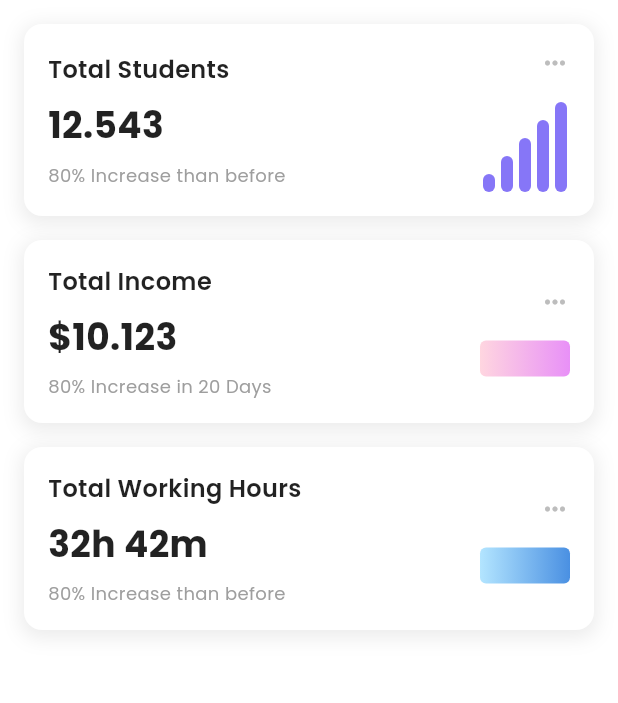
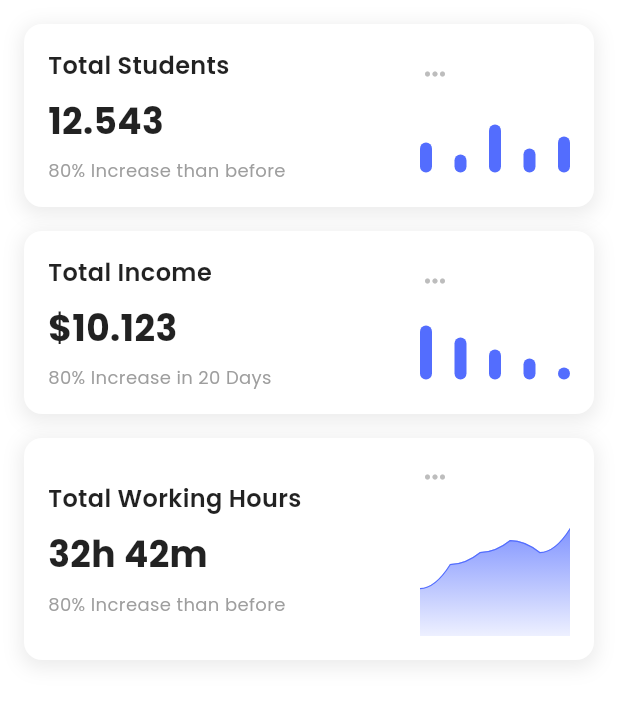
Before and after one commit to kryczkal/AngelHackFinalsSingapore, a Flutter app: the screen it shows after launch, swiped to page 2, on a phone screen of 412 x 824 dp. Shown: the top 703 px of the screen. Run offline on Flutter 3.47's test engine with Material 3 defaults, Android fonts, the phone set to English and light mode, and no system bars; our stand-ins replace google_fonts.

Commit message:
Added proper chart

```diff
--- a/frontend/lib/app_data/app_manager.dart
+++ b/frontend/lib/app_data/app_manager.dart
@@ -1,4 +1,7 @@
+import 'package:flutter/material.dart';
 import 'package:frontend/models/dashboard_card_data.dart';
+import 'package:frontend/widgets/bar_chart_widget.dart';
+import 'package:frontend/widgets/line_chart_widget.dart';
 
 class AppManagerSingleton {
   static final AppManagerSingleton _instance = AppManagerSingleton._internal();
@@ -7,26 +10,33 @@ class AppManagerSingleton {
 
   AppManagerSingleton._internal();
 
-  static const List<DashboardCardData> _cardData = [
+  static final List<DashboardCardData> _cardData = [
     DashboardCardData(
       title: 'Total Students',
       mainValue: '12.543',
       subtitle: '80% Increase than before',
-      graphType: 'bar',
+      graphFactory: () => const SimpleBarChart(
+          color: Colors.indigoAccent, pattern: BarChartPattern.random),
       graphColors: ['#E0E5FF', '#8676F7'],
     ),
     DashboardCardData(
       title: 'Total Income',
       mainValue: '\$10.123',
       subtitle: '80% Increase in 20 Days',
-      graphType: 'line',
+      graphFactory: () => const SimpleBarChart(
+          color: Colors.indigoAccent, pattern: BarChartPattern.decreasing),
       graphColors: ['#FFD6E0', '#E890F7'],
     ),
     DashboardCardData(
       title: 'Total Working Hours',
       mainValue: '32h 42m',
       subtitle: '80% Increase than before',
-      graphType: 'wave',
+      graphFactory: () => const LineChartWidget(
+        color: Colors.indigoAccent,
+        pattern: LineChartPattern.upward,
+        height: 80,
+        width: 100,
+      ),
       graphColors: ['#B3E5FF', '#4A90E2'],
     ),
   ];
--- a/frontend/lib/models/dashboard_card_data.dart
+++ b/frontend/lib/models/dashboard_card_data.dart
@@ -1,18 +1,19 @@
 // data_model.dart
+
+import 'package:flutter/material.dart';
 
 class DashboardCardData {
   final String title;
   final String mainValue;
   final String subtitle;
-  final String
-      graphType; // Can be 'bar', 'line', or 'wave' for different graph styles
   final List<String> graphColors;
+  final Widget Function() graphFactory;
 
   const DashboardCardData({
     required this.title,
     required this.mainValue,
     required this.subtitle,
-    required this.graphType,
+    required this.graphFactory,
     required this.graphColors,
   });
 }
--- /dev/null
+++ b/frontend/lib/widgets/bar_chart_widget.dart
@@ -0,0 +1,73 @@
+import 'package:flutter/material.dart';
+
+class BarChartPattern {
+  final List<double> heights;
+  final String name;
+
+  const BarChartPattern({
+    required this.heights,
+    required this.name,
+  });
+
+  static const increasing = BarChartPattern(
+    name: 'Increasing',
+    heights: [0.2, 0.35, 0.5, 0.7, 0.9],
+  );
+
+  static const decreasing = BarChartPattern(
+    name: 'Decreasing',
+    heights: [0.9, 0.7, 0.5, 0.35, 0.2],
+  );
+
+  static const normal = BarChartPattern(
+    name: 'Normal Distribution',
+    heights: [0.3, 0.7, 0.9, 0.7, 0.3],
+  );
+
+  static const random = BarChartPattern(
+    name: 'Random',
+    heights: [0.5, 0.3, 0.8, 0.4, 0.6],
+  );
+}
+
+class SimpleBarChart extends StatelessWidget {
+  final Color color;
+  final double height;
+  final double width;
+  final BarChartPattern pattern;
+  final double barWidth;
+  final double spacing;
+
+  const SimpleBarChart({
+    super.key,
+    required this.color,
+    required this.pattern,
+    this.height = 40,
+    this.width = 100,
+    this.barWidth = 8,
+    this.spacing = 4,
+  });
+
+  @override
+  Widget build(BuildContext context) {
+    return SizedBox(
+      height: height,
+      width: width,
+      child: Row(
+        mainAxisAlignment: MainAxisAlignment.spaceBetween,
+        crossAxisAlignment: CrossAxisAlignment.end,
+        children: List.generate(
+          pattern.heights.length,
+          (index) => Container(
+            width: barWidth,
+            height: height * pattern.heights[index],
+            decoration: BoxDecoration(
+              color: color,
+              borderRadius: BorderRadius.circular(barWidth / 2),
+            ),
+          ),
+        ),
+      ),
+    );
+  }
+}
--- a/frontend/lib/widgets/dashboard_card_widget.dart
+++ b/frontend/lib/widgets/dashboard_card_widget.dart
@@ -19,7 +19,7 @@ class DashboardCardWidget extends StatelessWidget {
             color: Colors.grey.withOpacity(0.2),
             blurRadius: 10,
             spreadRadius: 2,
-            offset: Offset(0, 3),
+            offset: const Offset(0, 3),
           ),
         ],
       ),
@@ -27,117 +27,51 @@ class DashboardCardWidget extends StatelessWidget {
         crossAxisAlignment: CrossAxisAlignment.center,
         mainAxisAlignment: MainAxisAlignment.spaceBetween,
         children: [
-          // Left side: Text
-          Column(
-            crossAxisAlignment: CrossAxisAlignment.start,
+          Wrap(
+            spacing: 8,
+            alignment: WrapAlignment.start,
+            direction: Axis.vertical,
             children: [
               Text(
                 data.title,
-                style: TextStyle(
+                style: const TextStyle(
                   fontSize: 16,
                   fontWeight: FontWeight.w600,
                   color: Colors.black87,
                 ),
               ),
-              SizedBox(height: 8),
               Text(
                 data.mainValue,
-                style: TextStyle(
+                style: const TextStyle(
                   fontSize: 24,
                   fontWeight: FontWeight.bold,
                   color: Colors.black87,
                 ),
               ),
-              SizedBox(height: 8),
               Text(
                 data.subtitle,
-                style: TextStyle(
+                style: const TextStyle(
                   fontSize: 12,
                   color: Colors.grey,
                 ),
               ),
             ],
           ),
-          // Right side: Graph and Menu Icon
-          Column(
-            crossAxisAlignment: CrossAxisAlignment.end,
+          Wrap(
+            spacing: 16,
+            direction: Axis.vertical,
+            alignment: WrapAlignment.end,
             children: [
               Icon(
                 Icons.more_horiz,
                 color: Colors.grey[400],
                 size: 20,
               ),
-              SizedBox(height: 16),
-              buildGraph(data),
+              data.graphFactory(),
             ],
           ),
         ],
       ),
     );
   }
-
-  Widget buildGraph(DashboardCardData data) {
-    switch (data.graphType) {
-      case 'bar':
-        return buildBarChart(data.graphColors);
-      case 'line':
-        return buildLineChart(data.graphColors);
-      case 'wave':
-        return buildWaveChart(data.graphColors);
-      default:
-        return Container();
-    }
-  }
-
-  Widget buildBarChart(List<String> colors) {
-    return Row(
-      crossAxisAlignment: CrossAxisAlignment.end,
-      children: List.generate(5, (index) {
-        return Container(
-          margin: const EdgeInsets.symmetric(horizontal: 2),
-          width: 8,
-          height: (index + 1) * 12.0,
-          decoration: BoxDecoration(
-            color: Color(int.parse(colors[1].replaceAll('#', '0xff'))),
-            borderRadius: BorderRadius.circular(4),
-          ),
-        );
-      }),
-    );
-  }
-
-  Widget buildLineChart(List<String> colors) {
-    // Simplified to return a static line curve-like shape using a container
-    return Container(
-      width: 60,
-      height: 24,
-      decoration: BoxDecoration(
-        gradient: LinearGradient(
-          colors: colors
-              .map((color) => Color(int.parse(color.replaceAll('#', '0xff'))))
-              .toList(),
-          begin: Alignment.centerLeft,
-          end: Alignment.centerRight,
-        ),
-        borderRadius: BorderRadius.circular(4),
-      ),
-    );
-  }
-
-  Widget buildWaveChart(List<String> colors) {
-    return Container(
-      width: 60,
-      height: 24,
-      decoration: BoxDecoration(
-        gradient: LinearGradient(
-          colors: colors
-              .map((color) => Color(int.parse(color.replaceAll('#', '0xff'))))
-              .toList(),
-          begin: Alignment.centerLeft,
-          end: Alignment.centerRight,
-        ),
-        borderRadius: BorderRadius.circular(4),
-      ),
-    );
-  }
 }
--- /dev/null
+++ b/frontend/lib/widgets/line_chart_widget.dart
@@ -0,0 +1,132 @@
+import 'package:flutter/material.dart';
+
+class LineChartPattern {
+  final List<double> points;
+  const LineChartPattern(this.points);
+
+  static const upward = LineChartPattern([0.6, 0.4, 0.3, 0.2, 0.3, 0.1]);
+  static const downward = LineChartPattern([0.2, 0.3, 0.4, 0.5, 0.6, 0.7]);
+  static const volatile = LineChartPattern([0.5, 0.2, 0.6, 0.3, 0.7, 0.4]);
+}
+
+class LineChartWidget extends StatelessWidget {
+  final Color color;
+  final double height;
+  final double width;
+  final LineChartPattern pattern;
+
+  const LineChartWidget({
+    super.key,
+    required this.color,
+    required this.pattern,
+    this.height = 24,
+    this.width = 60,
+  });
+
+  @override
+  Widget build(BuildContext context) {
+    return Container(
+      height: height,
+      width: width,
+      decoration: BoxDecoration(
+        borderRadius: BorderRadius.circular(4),
+      ),
+      child: ClipPath(
+        clipper: CurveClipper(pattern: pattern),
+        child: Container(
+          decoration: BoxDecoration(
+            gradient: LinearGradient(
+              begin: Alignment.topCenter,
+              end: Alignment.bottomCenter,
+              colors: [color.withOpacity(0.8), color.withOpacity(0.1)],
+            ),
+          ),
+          child: CustomPaint(
+            painter: LinePainter(color: color, pattern: pattern),
+          ),
+        ),
+      ),
+    );
+  }
+}
+
+class CurveClipper extends CustomClipper<Path> {
+  final LineChartPattern pattern;
+
+  CurveClipper({required this.pattern});
+
+  @override
+  Path getClip(Size size) {
+    final path = Path();
+    final points = pattern.points;
+    final segmentWidth = size.width / (points.length - 1);
+
+    path.moveTo(0, 0);
+    path.lineTo(0, size.height * points[0]);
+
+    for (int i = 0; i < points.length - 1; i++) {
+      final x1 = segmentWidth * i;
+      final x2 = segmentWidth * (i + 1);
+      final y1 = size.height * points[i];
+      final y2 = size.height * points[i + 1];
+
+      final controlX = (x1 + x2) / 2;
+      path.quadraticBezierTo(
+        controlX,
+        y1,
+        x2,
+        y2,
+      );
+    }
+
+    path.lineTo(size.width, size.height);
+    path.lineTo(0, size.height);
+    path.close();
+
+    return path;
+  }
+
+  @override
+  bool shouldReclip(CustomClipper<Path> oldClipper) => false;
+}
+
+class LinePainter extends CustomPainter {
+  final Color color;
+  final LineChartPattern pattern;
+
+  LinePainter({required this.color, required this.pattern});
+
+  @override
+  void paint(Canvas canvas, Size size) {
+    final paint = Paint()
+      ..color = color
+      ..strokeWidth = 1.5
+      ..style = PaintingStyle.stroke;
+
+    final path = Path();
+    final points = pattern.points;
+    final segmentWidth = size.width / (points.length - 1);
+
+    path.moveTo(0, size.height * points[0]);
+
+    for (int i = 0; i < points.length - 1; i++) {
+      final x1 = segmentWidth * i;
+      final x2 = segmentWidth * (i + 1);
+      final y1 = size.height * points[i];
+      final y2 = size.height * points[i + 1];
+
+      final controlX = (x1 + x2) / 2;
+      path.quadraticBezierTo(
+        controlX,
+        y1,
+        x2,
+        y2,
+      );
+    }
+
+    canvas.drawPath(path, paint);
+  }
+
+  @override
+  bool shouldRepaint(CustomPainter oldDelegate) => false;
+}
```
